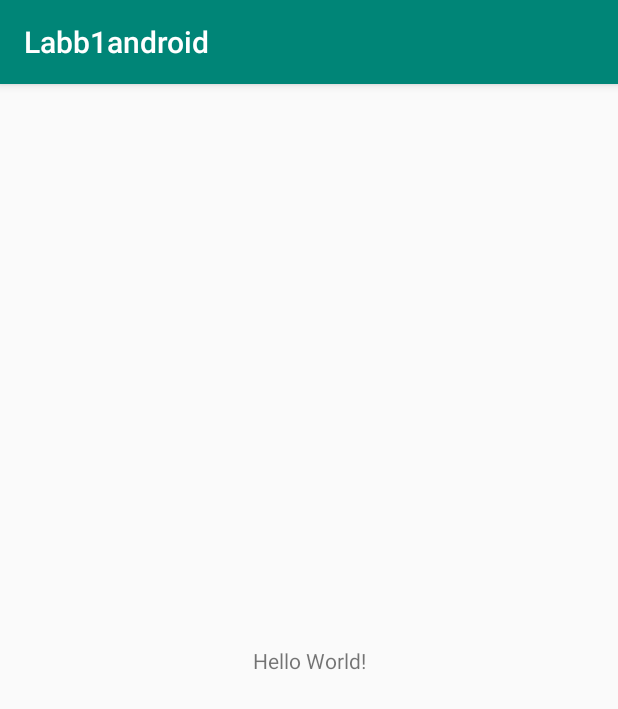
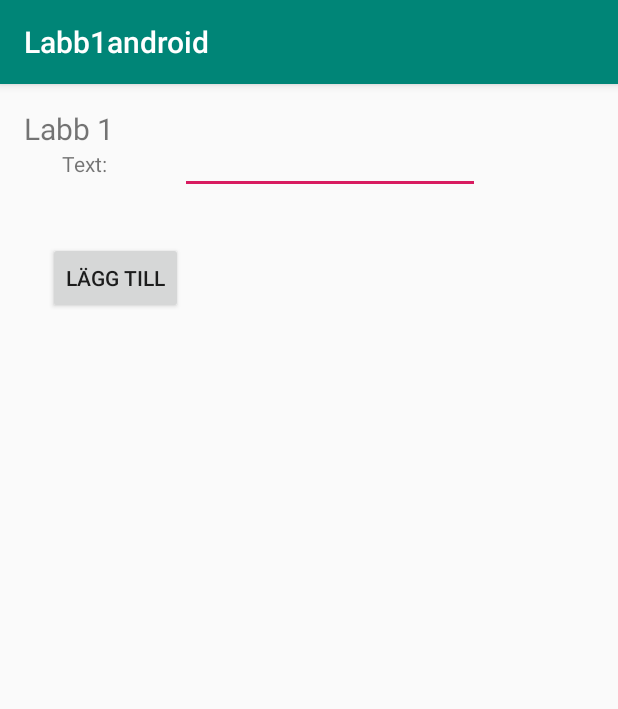
Before and after one commit to CalleEklund/Ebay-liu, an Android app: the screen it shows after launch (MainActivity), on a phone screen of 412 x 824 dp. Shown: the top 709 px of the screen. Run offline under Robolectric (Android 15) with nearby library versions, the phone set to English and light mode, and no system bars.

Commit message:
andriod initial commit

```diff
--- a/androidlabbar/app/src/main/java/com/example/labb1android/MainActivity.java
+++ b/androidlabbar/app/src/main/java/com/example/labb1android/MainActivity.java
@@ -2,6 +2,12 @@ package com.example.labb1android;
 
 import android.support.v7.app.AppCompatActivity;
 import android.os.Bundle;
+import android.text.Html;
+import android.util.Log;
+import android.view.View;
+import android.widget.Button;
+import android.widget.EditText;
+import android.widget.TextView;
 
 public class MainActivity extends AppCompatActivity {
 
@@ -9,5 +15,23 @@ public class MainActivity extends AppCompatActivity {
     protected void onCreate(Bundle savedInstanceState) {
         super.onCreate(savedInstanceState);
         setContentView(R.layout.activity_main);
+
+        Button addText = (Button) findViewById(R.id.addInput);
+
+
+        addText.setOnClickListener(new View.OnClickListener() {
+            @Override
+            public void onClick(View view) {
+                EditText input = (EditText) findViewById(R.id.input);
+                TextView outputText = (TextView) findViewById(R.id.output);
+                String inputStr = (String) input.getText().toString();
+                //testa med att göra en egen append grej, spara undan sen sätt till de nya värdet
+                String oldValue = (String) outputText.getText().toString();
+                String newValue = (String) oldValue + "\nNamn: " + inputStr;
+                //String newValue = Html.fromHtml(oldValue + "&lt;br&gt; Namn: " + inputStr).toString();
+
+                outputText.setText(newValue);
+            }
+        });
     }
 }
--- a/androidlabbar/app/src/main/res/layout/activity_main.xml
+++ b/androidlabbar/app/src/main/res/layout/activity_main.xml
@@ -2,17 +2,71 @@
 <android.support.constraint.ConstraintLayout xmlns:android="http://schemas.android.com/apk/res/android"
     xmlns:app="http://schemas.android.com/apk/res-auto"
     xmlns:tools="http://schemas.android.com/tools"
+    android:id="@+id/linearLayout"
     android:layout_width="match_parent"
     android:layout_height="match_parent"
     tools:context=".MainActivity">
 
     <TextView
+        android:id="@+id/textView2"
+        android:layout_width="80dp"
+        android:layout_height="wrap_content"
+        android:layout_marginStart="16dp"
+        android:layout_marginTop="16dp"
+        android:layout_marginBottom="134dp"
+        android:text="Labb 1"
+        android:textSize="20sp"
+        app:layout_constraintBottom_toTopOf="@+id/output"
+        app:layout_constraintStart_toStartOf="parent"
+        app:layout_constraintTop_toTopOf="parent" />
+
+
+    <TextView
+        android:id="@+id/textView"
+        android:layout_width="80dp"
+        android:layout_height="30dp"
+        android:layout_marginStart="16dp"
+        android:text="Text:"
+        android:textAlignment="center"
+        app:layout_constraintStart_toStartOf="parent"
+        app:layout_constraintTop_toBottomOf="@+id/textView2" />
+
+    <EditText
+        android:id="@+id/input"
+        android:layout_width="200dp"
+        android:layout_height="45dp"
+        android:layout_marginTop="28dp"
+        android:layout_marginEnd="92dp"
+        android:ems="10"
+        android:inputType="textPersonName"
+        app:layout_constraintEnd_toEndOf="parent"
+        app:layout_constraintTop_toTopOf="parent" />
+
+    <Button
+        android:id="@+id/addInput"
         android:layout_width="wrap_content"
         android:layout_height="wrap_content"
-        android:text="Hello World!"
+        android:layout_marginStart="32dp"
+        android:layout_marginTop="32dp"
+        android:text="Lägg Till"
+        app:layout_constraintStart_toStartOf="parent"
+        app:layout_constraintTop_toBottomOf="@+id/textView" />
+
+    <TextView
+        android:id="@+id/output"
+        android:layout_width="0dp"
+        android:layout_height="0dp"
+        android:layout_marginStart="15dp"
+        android:layout_marginEnd="15dp"
+        android:layout_marginBottom="280dp"
+        android:background="@null"
+        android:singleLine="true"
+        android:orientation="vertical"
+        android:ems="10"
+        android:inputType="textPersonName"
         app:layout_constraintBottom_toBottomOf="parent"
-        app:layout_constraintLeft_toLeftOf="parent"
-        app:layout_constraintRight_toRightOf="parent"
-        app:layout_constraintTop_toTopOf="parent" />
+        app:layout_constraintEnd_toEndOf="parent"
+        app:layout_constraintStart_toStartOf="parent"
+        app:layout_constraintTop_toBottomOf="@+id/textView2" />
 
 </android.support.constraint.ConstraintLayout>
```
